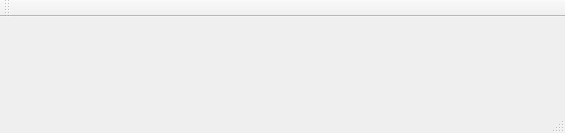
Before: the Qt Designer form oslab_3wins/mainwindow.ui in eefaan/Hust-Experiments, drawn with Qt 5.
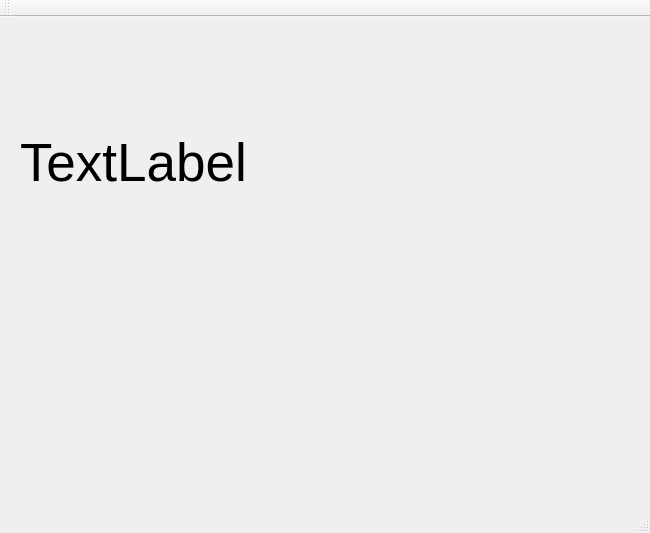
After: the same form once the commit is applied.

```diff
--- a/oslab_3wins/mainwindow.ui
+++ b/oslab_3wins/mainwindow.ui
@@ -6,8 +6,8 @@
    <rect>
     <x>0</x>
     <y>0</y>
-    <width>565</width>
-    <height>133</height>
+    <width>650</width>
+    <height>533</height>
    </rect>
   </property>
   <property name="windowTitle">
@@ -17,10 +17,10 @@
    <widget class="QLabel" name="label">
     <property name="geometry">
      <rect>
-      <x>10</x>
-      <y>10</y>
+      <x>20</x>
+      <y>50</y>
       <width>601</width>
-      <height>61</height>
+      <height>191</height>
      </rect>
     </property>
     <property name="font">
@@ -29,7 +29,7 @@
      </font>
     </property>
     <property name="text">
-     <string/>
+     <string>TextLabel</string>
     </property>
    </widget>
   </widget>
```
Left out of the diff: 2 changed lines with no effect on the pictures.
